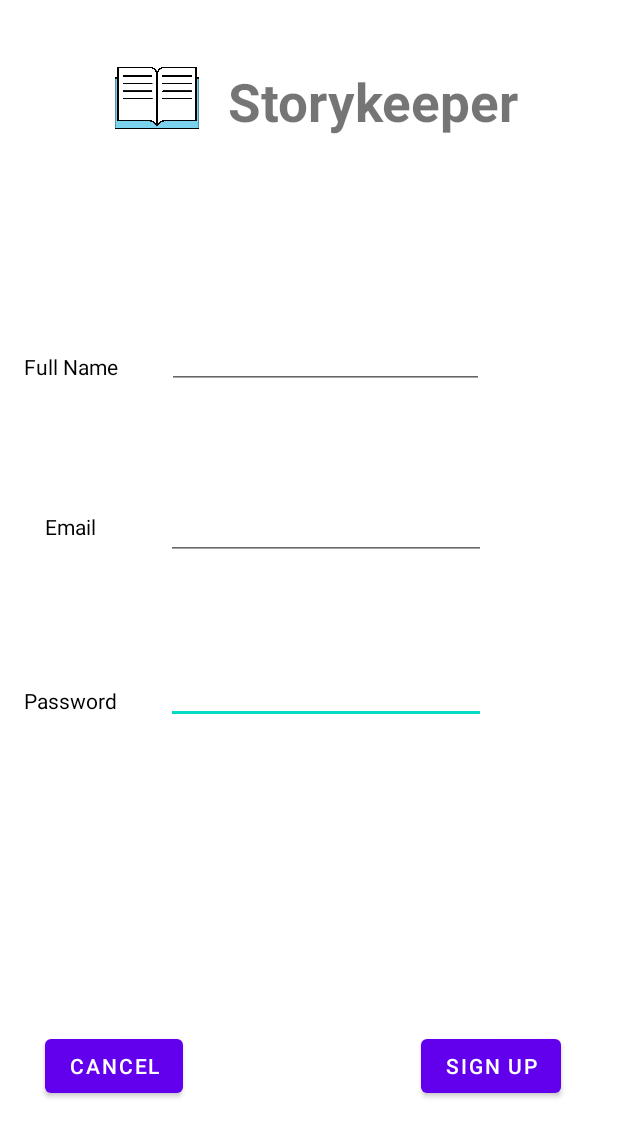
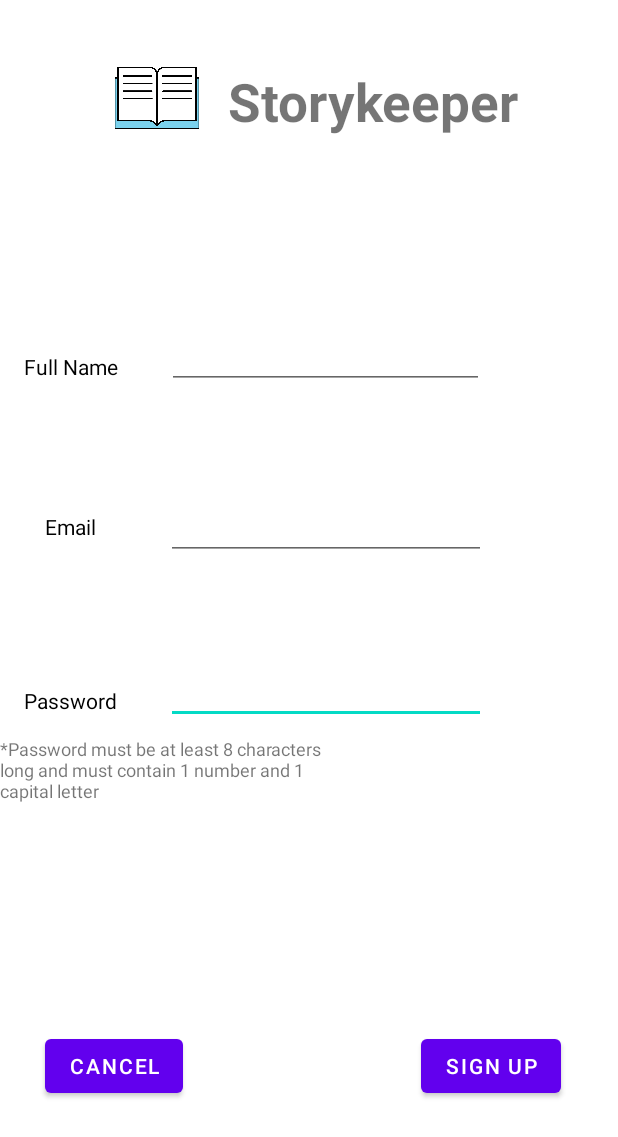
Before and after one commit to Nickmyt/WebStore, an Android app: the Register screen opened directly, with no data from a screen before it, on a phone screen of 412 x 824 dp. Shown: the top 1137 px of the screen. Run offline under Robolectric (Android 15) with nearby library versions, the phone set to English and light mode, and no system bars; our stand-ins replace Firebase (no records; nobody signed in at launch, a user with empty details on screens opened directly).

Commit message:
Some quality changes and recyclerview config , next commit is gonna be about text to speech and speech to text

```diff
--- a/app/build.gradle
+++ b/app/build.gradle
@@ -36,6 +36,7 @@ dependencies {
     implementation 'com.google.firebase:firebase-auth:21.0.1'
     implementation 'com.google.firebase:firebase-firestore:24.0.1'
     implementation 'androidx.recyclerview:recyclerview:1.2.1'
+    implementation 'com.squareup.picasso:picasso:2.5.0'
     testImplementation 'junit:junit:4.13.2'
     androidTestImplementation 'androidx.test.ext:junit:1.1.3'
     androidTestImplementation 'androidx.test.espresso:espresso-core:3.4.0'
--- a/app/src/main/java/com/example/webstore/Register.java
+++ b/app/src/main/java/com/example/webstore/Register.java
@@ -10,6 +10,7 @@ import android.view.View;
 import android.widget.Button;
 import android.widget.EditText;
 import android.widget.ProgressBar;
+import android.widget.TextView;
 import android.widget.Toast;
 
 import com.google.android.gms.tasks.OnCompleteListener;
@@ -24,7 +25,7 @@ public class Register extends AppCompatActivity implements View.OnClickListener
     private EditText editFname, editLname, editEmail, editPassword, editTextPhone ;
     private Button registeruser;
     private ProgressBar progressBar;
-
+    private TextView textView;
     private String email,fname,password;
     boolean check;
 
@@ -41,7 +42,7 @@ public class Register extends AppCompatActivity implements View.OnClickListener
         editEmail = findViewById(R.id.email);
         editPassword = findViewById(R.id.password2);
 
-
+        textView = findViewById(R.id.contexttext);
 
 
         mAuth = FirebaseAuth.getInstance();
@@ -95,18 +96,21 @@ public class Register extends AppCompatActivity implements View.OnClickListener
         }
 
         progressBar.setVisibility(View.VISIBLE);
-
+        textView.setVisibility(View.INVISIBLE);
         mAuth.createUserWithEmailAndPassword(email,password).addOnCompleteListener(new OnCompleteListener<AuthResult>() {
             @Override
             public void onComplete(@NonNull Task<AuthResult> task) {
                 if (task.isSuccessful()){
                     Toast.makeText(Register.this, "User Has been Created", Toast.LENGTH_SHORT).show();
                     progressBar.setVisibility(View.INVISIBLE);
+                    textView.setVisibility(View.VISIBLE);
+
                     check = true;
                 }else{
                     Toast.makeText(Register.this, "Error User Creation Failed", Toast.LENGTH_SHORT).show();
                     check = false;
                     progressBar.setVisibility(View.INVISIBLE);
+                    textView.setVisibility(View.VISIBLE);
 
                 }
 
--- a/app/src/main/res/layout/activity_register.xml
+++ b/app/src/main/res/layout/activity_register.xml
@@ -148,4 +148,14 @@
         app:layout_constraintTop_toTopOf="parent"
         app:layout_constraintVertical_bias="0.765" />
 
+    <TextView
+        android:id="@+id/contexttext"
+        android:layout_width="224dp"
+        android:layout_height="73dp"
+        android:layout_marginTop="8dp"
+        android:text="*Password must be at least 8 characters long and must contain 1 number and 1 capital letter "
+        android:textSize="12sp"
+        app:layout_constraintTop_toBottomOf="@+id/password2"
+        tools:layout_editor_absoluteX="112dp" />
+
 </androidx.constraintlayout.widget.ConstraintLayout>
--- a/app/src/main/res/values/strings.xml
+++ b/app/src/main/res/values/strings.xml
@@ -1,4 +1,5 @@
 <resources>
     <string name="app_name">WebStore</string>
     <string name="signout">Sign Out</string>
+    <string name="number">0</string>
 </resources>
```
Also changed, not shown: app/src/main/java/com/example/webstore/Bookstore.java (+12 -0 lines), app/src/main/java/com/example/webstore/RecyclerAdapter.java (+12 -0 lines), app/src/main/res/layout/activity_bookstore.xml (+21 -10 lines), app/src/main/res/layout/my_row.xml (+29 -16 lines), app/src/main/res/drawable/pngtreevector_microphone_icon_4162885.png (added).
